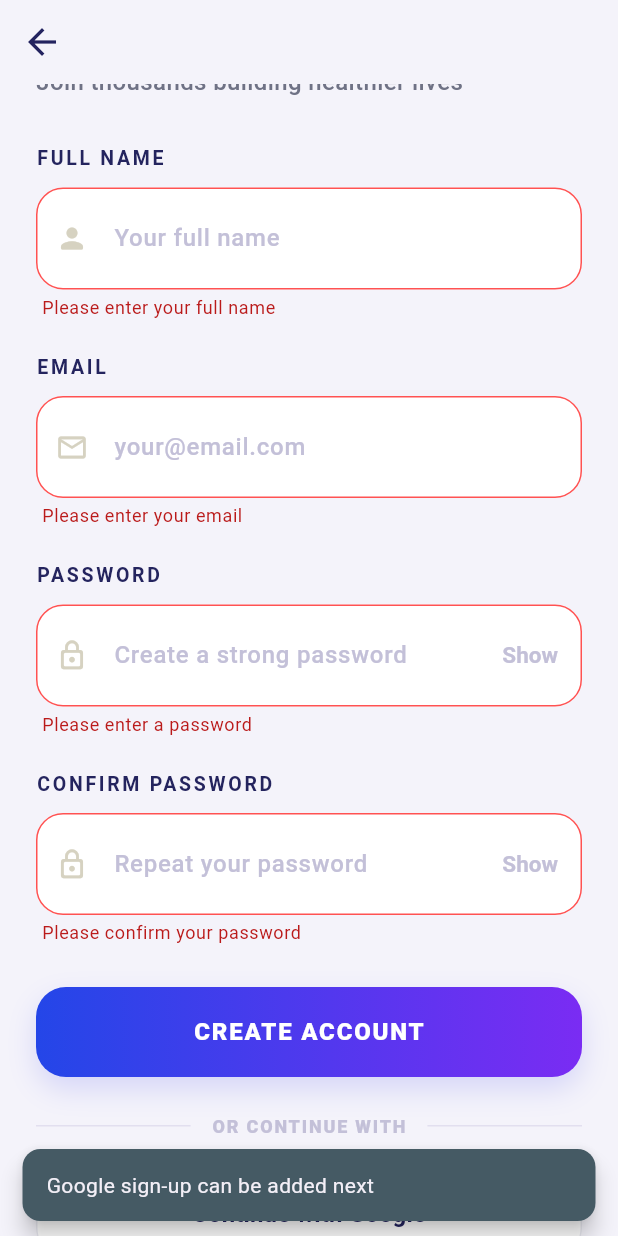
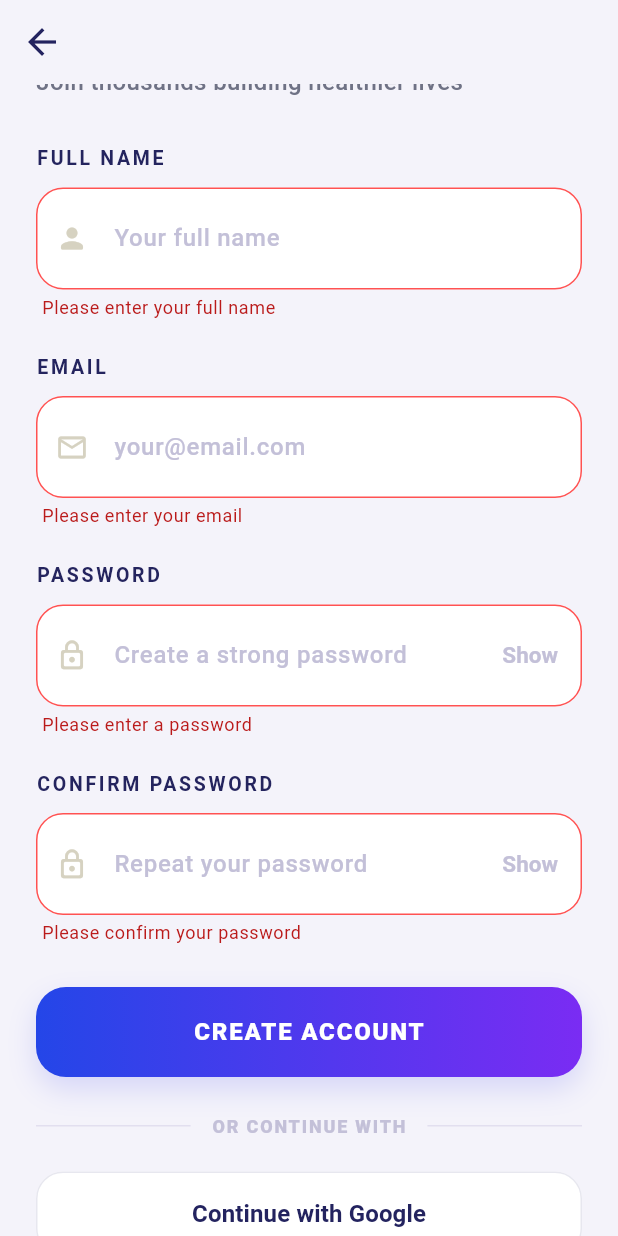
Before and after one commit to rudri123/carebit, a Flutter app: the SignUpScreen screen opened directly, scrolled down 90 dp, after a tap on "CREATE ACCOUNT", after a tap on "Continue with Google", on a phone screen of 412 x 824 dp. Run offline on Flutter 3.47's test engine with Material 3 defaults, Android fonts, the phone set to English and light mode, and no system bars; our stand-ins replace app_links, firebase_auth, firebase_core, google_sign_in, shared_preferences; accounts and stored records are empty.

Commit message:
feat: implement Google sign-up functionality and update dependencies

```diff
--- /dev/null
+++ b/devtools_options.yaml
@@ -0,0 +1,3 @@
+description: This file stores settings for Dart & Flutter DevTools.
+documentation: https://docs.flutter.dev/tools/devtools/extensions#configure-extension-enablement-states
+extensions:
--- a/lib/signup_screen.dart
+++ b/lib/signup_screen.dart
@@ -1,5 +1,6 @@
 import 'package:flutter/material.dart';
 import 'package:firebase_auth/firebase_auth.dart';
+import 'package:google_sign_in/google_sign_in.dart';
 import 'dashboard_screen.dart';
 
 class SignUpScreen extends StatefulWidget {
@@ -90,6 +91,83 @@ class _SignUpScreenState extends State<SignUpScreen> {
         ScaffoldMessenger.of(context).showSnackBar(
           SnackBar(
             content: Text(message),
+            backgroundColor: Colors.red[600],
+            behavior: SnackBarBehavior.floating,
+            shape: RoundedRectangleBorder(
+              borderRadius: BorderRadius.circular(10),
+            ),
+          ),
+        );
+      }
+    } finally {
+      if (mounted) {
+        setState(() => _isLoading = false);
+      }
+    }
+  }
+
+  Future<void> _handleGoogleSignUp() async {
+    if (_isLoading) return;
+
+    setState(() => _isLoading = true);
+
+    try {
+      final googleUser = await GoogleSignIn().signIn();
+
+      if (googleUser == null) {
+        return;
+      }
+
+      final googleAuth = await googleUser.authentication;
+      final credential = GoogleAuthProvider.credential(
+        accessToken: googleAuth.accessToken,
+        idToken: googleAuth.idToken,
+      );
+
+      await FirebaseAuth.instance.signInWithCredential(credential);
+
+      if (mounted) {
+        ScaffoldMessenger.of(context).showSnackBar(
+          SnackBar(
+            content: const Text('Signed up with Google successfully'),
+            backgroundColor: Colors.green[600],
+            behavior: SnackBarBehavior.floating,
+            shape: RoundedRectangleBorder(
+              borderRadius: BorderRadius.circular(10),
+            ),
+          ),
+        );
+        Navigator.pushAndRemoveUntil(
+          context,
+          MaterialPageRoute(builder: (_) => const DashboardScreen()),
+          (route) => false,
+        );
+      }
+    } on FirebaseAuthException catch (e) {
+      String message = 'Google sign-up failed';
+      if (e.code == 'account-exists-with-different-credential') {
+        message = 'An account already exists with this email';
+      } else if (e.code == 'invalid-credential') {
+        message = 'Google sign-in credentials were invalid';
+      }
+
+      if (mounted) {
+        ScaffoldMessenger.of(context).showSnackBar(
+          SnackBar(
+            content: Text(message),
+            backgroundColor: Colors.red[600],
+            behavior: SnackBarBehavior.floating,
+            shape: RoundedRectangleBorder(
+              borderRadius: BorderRadius.circular(10),
+            ),
+          ),
+        );
+      }
+    } catch (_) {
+      if (mounted) {
+        ScaffoldMessenger.of(context).showSnackBar(
+          SnackBar(
+            content: const Text('Google sign-up failed'),
             backgroundColor: Colors.red[600],
             behavior: SnackBarBehavior.floating,
             shape: RoundedRectangleBorder(
@@ -427,23 +505,12 @@ class _SignUpScreenState extends State<SignUpScreen> {
                     ),
                   const SizedBox(height: 22),
 
-                   // Google button (UI only for now)
+                   // Google button
                     SizedBox(
                       width: double.infinity,
                         height: 56,
                         child: OutlinedButton(
-                          onPressed: () {
-                            ScaffoldMessenger.of(context).showSnackBar(
-                              SnackBar(
-                                content: const Text('Google sign-up can be added next'),
-                                backgroundColor: Colors.blueGrey[700],
-                                behavior: SnackBarBehavior.floating,
-                                shape: RoundedRectangleBorder(
-                                    borderRadius: BorderRadius.circular(12),
-                                ),
-                              ),
-                            );
-                          },
+                          onPressed: _isLoading ? null : _handleGoogleSignUp,
                           style: OutlinedButton.styleFrom(
                             backgroundColor: Colors.white,
                             side: const BorderSide(color: Color(0xFFE7E7EF)),
--- a/pubspec.yaml
+++ b/pubspec.yaml
@@ -11,6 +11,7 @@ dependencies:
     sdk: flutter
   firebase_core: ^4.4.0
   firebase_auth: ^6.1.4
+  google_sign_in: ^6.3.0
   http: ^1.2.0
   url_launcher: ^6.3.0
   app_links: ^6.4.0
```
Also changed, not shown: pubspec.lock, 1 other file.
